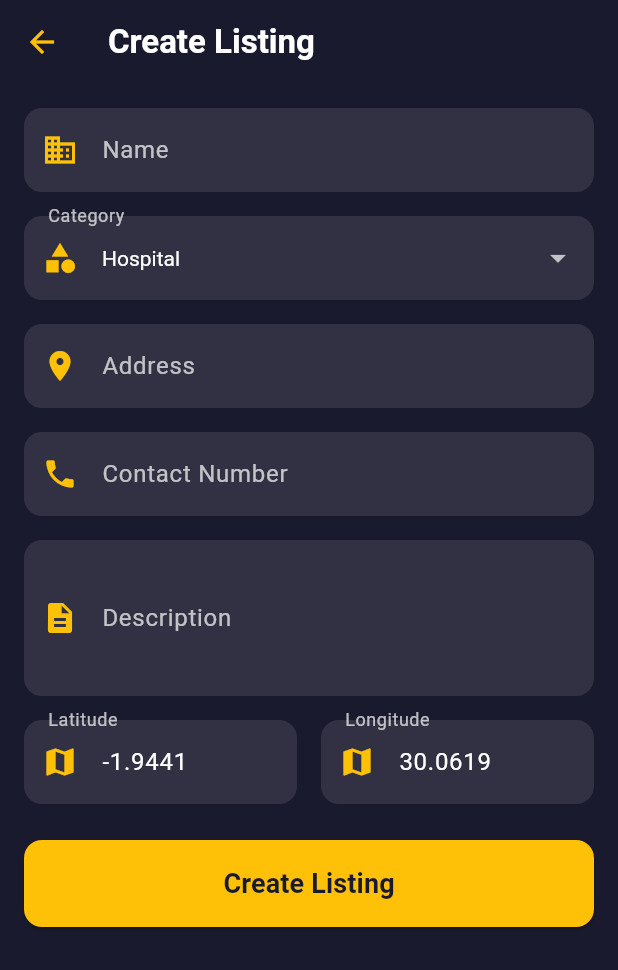
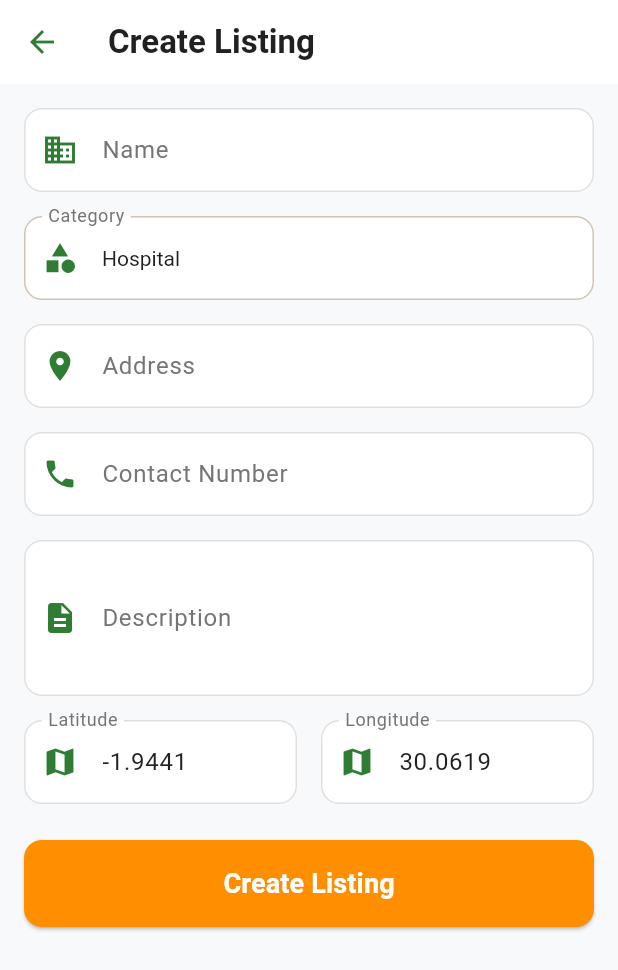
Before and after one commit to Tresorshingiro/KigaliDirectory, a Flutter app: the screen it shows once a user with an empty profile is signed in, item 2 of the bottom bar chosen, after a tap on the "add" icon, on a phone screen of 412 x 824 dp. Shown: the top 970 px of the screen. Run offline on Flutter 3.47's test engine with Material 3 defaults, Android fonts, the phone set to English and light mode, and no system bars; our stand-ins replace cloud_firestore, firebase_auth, firebase_core, flutter_riverpod, google_maps_flutter; accounts and stored records are empty.

```diff
--- a/lib/screens/my_listings_screen.dart
+++ b/lib/screens/my_listings_screen.dart
@@ -16,11 +16,11 @@ class MyListingsScreen extends ConsumerWidget {
 
     if (currentUser == null) {
       return const Scaffold(
-        backgroundColor: Color(0xFF1A1A2E),
+        backgroundColor: Color(0xFFF8F9FA),
         body: Center(
           child: Text(
             'Not logged in',
-            style: TextStyle(color: Colors.white),
+            style: TextStyle(color: Color(0xFF212121)),
           ),
         ),
       );
@@ -29,14 +29,14 @@ class MyListingsScreen extends ConsumerWidget {
     final userListingsAsync = ref.watch(userListingsProvider(currentUser.uid));
 
     return Scaffold(
-      backgroundColor: const Color(0xFF1A1A2E),
+      backgroundColor: const Color(0xFFF8F9FA),
       appBar: AppBar(
-        backgroundColor: const Color(0xFF1A1A2E),
+        backgroundColor: Colors.white,
         elevation: 0,
         title: const Text(
           'My Listings',
           style: TextStyle(
-            color: Colors.white,
+            color: Color(0xFF212121),
             fontWeight: FontWeight.bold,
           ),
         ),
@@ -51,13 +51,13 @@ class MyListingsScreen extends ConsumerWidget {
                   Icon(
                     Icons.inventory_2_outlined,
                     size: 64,
-                    color: Colors.white.withOpacity(0.3),
+                    color: Color(0xFF757575).withOpacity(0.5),
                   ),
                   const SizedBox(height: 16),
                   Text(
                     'No listings yet',
                     style: TextStyle(
-                      color: Colors.white.withOpacity(0.5),
+                      color: Color(0xFF757575),
                       fontSize: 18,
                     ),
                   ),
@@ -65,7 +65,7 @@ class MyListingsScreen extends ConsumerWidget {
                   Text(
                     'Tap + to create your first listing',
                     style: TextStyle(
-                      color: Colors.white.withOpacity(0.4),
+                      color: Color(0xFF757575).withOpacity(0.7),
                       fontSize: 14,
                     ),
                   ),
@@ -91,7 +91,7 @@ class MyListingsScreen extends ConsumerWidget {
                   mainAxisSize: MainAxisSize.min,
                   children: [
                     IconButton(
-                      icon: const Icon(Icons.edit, color: Color(0xFFFFC107)),
+                      icon: const Icon(Icons.edit, color: Color(0xFF2E7D32)),
                       onPressed: () {
                         _showListingForm(context, ref, listing: listing);
                       },
@@ -110,7 +110,7 @@ class MyListingsScreen extends ConsumerWidget {
         },
         loading: () => const Center(
           child: CircularProgressIndicator(
-            valueColor: AlwaysStoppedAnimation<Color>(Color(0xFFFFC107)),
+            valueColor: AlwaysStoppedAnimation<Color>(Color(0xFF2E7D32)),
           ),
         ),
         error: (error, stack) => Center(
@@ -124,8 +124,8 @@ class MyListingsScreen extends ConsumerWidget {
         onPressed: () {
           _showListingForm(context, ref);
         },
-        backgroundColor: const Color(0xFFFFC107),
-        child: const Icon(Icons.add, color: Color(0xFF1A1A2E)),
+        backgroundColor: const Color(0xFFFF8F00),
+        child: const Icon(Icons.add, color: Colors.white),
       ),
     );
   }
@@ -138,21 +138,21 @@ class MyListingsScreen extends ConsumerWidget {
     showDialog(
       context: context,
       builder: (context) => AlertDialog(
-        backgroundColor: const Color(0xFF2A2A3E),
+        backgroundColor: Colors.white,
         title: const Text(
           'Delete Listing',
-          style: TextStyle(color: Colors.white),
+          style: TextStyle(color: Color(0xFF212121)),
         ),
         content: Text(
           'Are you sure you want to delete "${listing.name}"?',
-          style: const TextStyle(color: Colors.white70),
+          style: const TextStyle(color: Color(0xFF757575)),
         ),
         actions: [
           TextButton(
             onPressed: () => Navigator.of(context).pop(),
             child: const Text(
               'Cancel',
-              style: TextStyle(color: Colors.white70),
+              style: TextStyle(color: Color(0xFF757575)),
             ),
           ),
           TextButton(
@@ -312,18 +312,18 @@ class _ListingFormScreenState extends ConsumerState<_ListingFormScreen> {
   @override
   Widget build(BuildContext context) {
     return Scaffold(
-      backgroundColor: const Color(0xFF1A1A2E),
+      backgroundColor: const Color(0xFFF8F9FA),
       appBar: AppBar(
-        backgroundColor: const Color(0xFF1A1A2E),
+        backgroundColor: Colors.white,
         elevation: 0,
         leading: IconButton(
-          icon: const Icon(Icons.arrow_back, color: Color(0xFFFFC107)),
+          icon: const Icon(Icons.arrow_back, color: Color(0xFF2E7D32)),
           onPressed: () => Navigator.of(context).pop(),
         ),
         title: Text(
           widget.listing == null ? 'Create Listing' : 'Edit Listing',
           style: const TextStyle(
-            color: Colors.white,
+            color: Color(0xFF212121),
             fontWeight: FontWeight.bold,
           ),
         ),
@@ -351,17 +351,17 @@ class _ListingFormScreenState extends ConsumerState<_ListingFormScreen> {
               // Category dropdown
               DropdownButtonFormField<String>(
                 value: _selectedCategory,
-                dropdownColor: const Color(0xFF2A2A3E),
-                style: const TextStyle(color: Colors.white),
+                dropdownColor: Colors.white,
+                style: const TextStyle(color: Color(0xFF212121)),
                 decoration: InputDecoration(
                   labelText: 'Category',
-                  labelStyle: const TextStyle(color: Colors.white70),
-                  prefixIcon: const Icon(Icons.category, color: Color(0xFFFFC107)),
+                  labelStyle: const TextStyle(color: Color(0xFF757575)),
+                  prefixIcon: const Icon(Icons.category, color: Color(0xFF2E7D32)),
                   filled: true,
-                  fillColor: Colors.white.withOpacity(0.1),
+                  fillColor: Colors.white,
                   border: OutlineInputBorder(
                     borderRadius: BorderRadius.circular(12),
-                    borderSide: BorderSide.none,
+                    borderSide: const BorderSide(color: Color(0xFFE0E0E0)),
                   ),
                 ),
                 items: ListingModel.categories.map((category) {
@@ -463,8 +463,8 @@ class _ListingFormScreenState extends ConsumerState<_ListingFormScreen> {
               ElevatedButton(
                 onPressed: _isLoading ? null : _handleSubmit,
                 style: ElevatedButton.styleFrom(
-                  backgroundColor: const Color(0xFFFFC107),
-                  foregroundColor: const Color(0xFF1A1A2E),
+                  backgroundColor: const Color(0xFFFF8F00),
+                  foregroundColor: Colors.white,
                   padding: const EdgeInsets.symmetric(vertical: 16),
                   shape: RoundedRectangleBorder(
                     borderRadius: BorderRadius.circular(12),
@@ -476,7 +476,7 @@ class _ListingFormScreenState extends ConsumerState<_ListingFormScreen> {
                         width: 20,
                         child: CircularProgressIndicator(
                           strokeWidth: 2,
-                          valueColor: AlwaysStoppedAnimation<Color>(Color(0xFF1A1A2E)),
+                          valueColor: AlwaysStoppedAnimation<Color>(Colors.white),
                         ),
                       )
                     : Text(
@@ -506,24 +506,24 @@ class _ListingFormScreenState extends ConsumerState<_ListingFormScreen> {
       controller: controller,
       keyboardType: keyboardType,
       maxLines: maxLines,
-      style: const TextStyle(color: Colors.white),
+      style: const TextStyle(color: Color(0xFF212121)),
       decoration: InputDecoration(
         labelText: label,
-        labelStyle: const TextStyle(color: Colors.white70),
-        prefixIcon: Icon(icon, color: const Color(0xFFFFC107)),
+        labelStyle: const TextStyle(color: Color(0xFF757575)),
+        prefixIcon: Icon(icon, color: const Color(0xFF2E7D32)),
         filled: true,
-        fillColor: Colors.white.withOpacity(0.1),
+        fillColor: Colors.white,
         border: OutlineInputBorder(
           borderRadius: BorderRadius.circular(12),
-          borderSide: BorderSide.none,
+          borderSide: const BorderSide(color: Color(0xFFE0E0E0)),
         ),
         enabledBorder: OutlineInputBorder(
           borderRadius: BorderRadius.circular(12),
-          borderSide: BorderSide.none,
+          borderSide: const BorderSide(color: Color(0xFFE0E0E0)),
         ),
         focusedBorder: OutlineInputBorder(
           borderRadius: BorderRadius.circular(12),
-          borderSide: const BorderSide(color: Color(0xFFFFC107), width: 2),
+          borderSide: const BorderSide(color: Color(0xFF2E7D32), width: 2),
         ),
       ),
       validator: validator,
```
